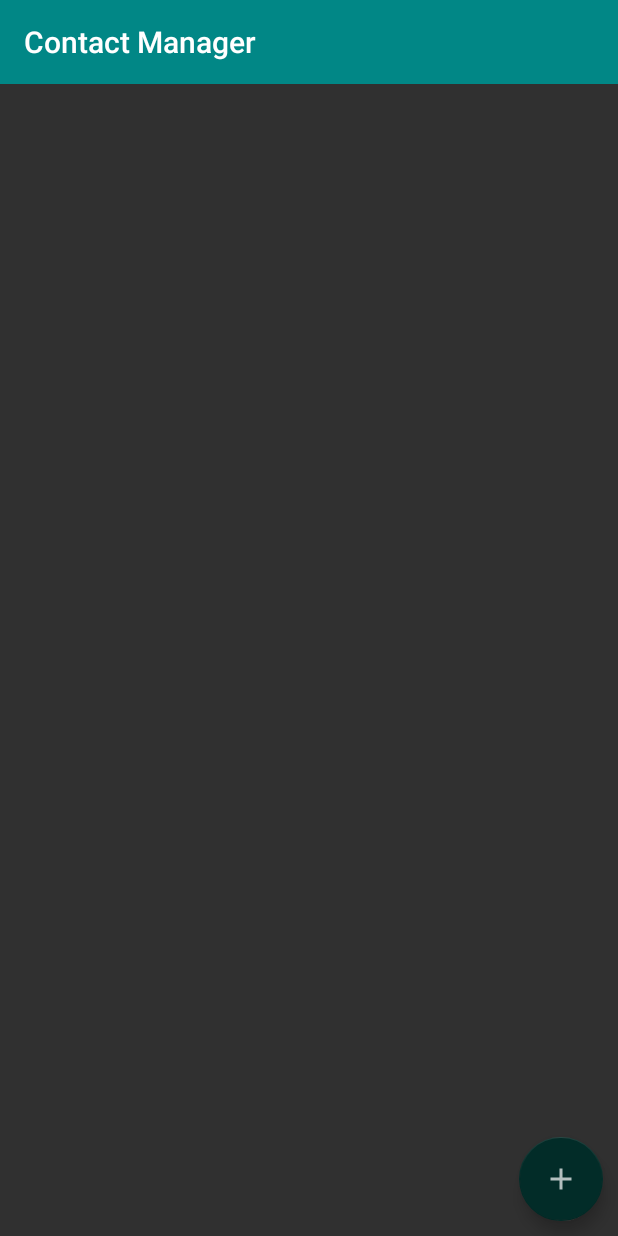
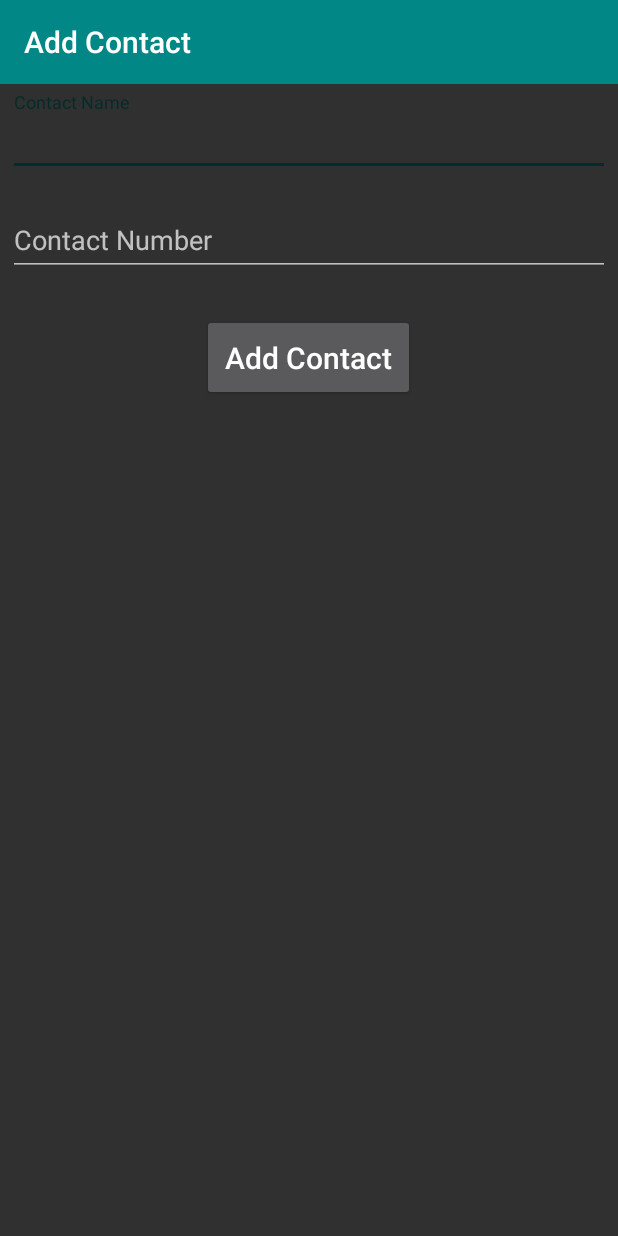
Before and after one commit to agrwl-prankit/Contact.Manager, an Android app: the screen it shows after launch (MainActivity before the commit, AddContactActivity after it), after a tap on an icon or button, on a phone screen of 412 x 824 dp. Run offline under Robolectric (Android 15) with nearby library versions, the phone set to English and light mode, and no system bars.

Commit message:
add AddContactActivity.java

```diff
--- a/app/src/main/AndroidManifest.xml
+++ b/app/src/main/AndroidManifest.xml
@@ -9,6 +9,7 @@
         android:roundIcon="@mipmap/ic_launcher_round"
         android:supportsRtl="true"
         android:theme="@style/Theme.ContactManager">
+        <activity android:name=".activity.AddContactActivity"></activity>
         <activity android:name=".activity.MainActivity">
             <intent-filter>
                 <action android:name="android.intent.action.MAIN" />
--- /dev/null
+++ b/app/src/main/java/com/prankit/contactmanager/activity/AddContactActivity.java
@@ -0,0 +1,56 @@
+package com.prankit.contactmanager.activity;
+
+import androidx.appcompat.app.AppCompatActivity;
+import androidx.appcompat.widget.Toolbar;
+
+import android.os.Bundle;
+import android.widget.Button;
+
+import com.google.android.material.textfield.TextInputEditText;
+import com.prankit.contactmanager.Data.DatabaseHandler;
+import com.prankit.contactmanager.Model.Contact;
+import com.prankit.contactmanager.R;
+
+public class AddContactActivity extends AppCompatActivity {
+
+    private TextInputEditText input_name, input_number;
+    private Button addButton;
+    private DatabaseHandler db;
+
+    @Override
+    protected void onCreate(Bundle savedInstanceState) {
+        super.onCreate(savedInstanceState);
+        setContentView(R.layout.activity_add_contact);
+
+        Toolbar toolbar = findViewById(R.id.add_contact_toolbar);
+        setSupportActionBar(toolbar);
+        getSupportActionBar().setTitle("Add Contact");
+
+        db = new DatabaseHandler(this);
+
+        input_name = findViewById(R.id.input_name);
+        input_number = findViewById(R.id.input_number);
+        addButton = findViewById(R.id.add_contact_button);
+
+        addButton.setOnClickListener(v -> addContact(input_name.getText().toString(), input_number.getText().toString()));
+    }
+
+    private void addContact(String name, String number) {
+        if (name.equals("") && number.equals("")) {
+            input_name.setError("Required");
+            input_number.setError("Required");
+        } else if (name.equals("")) input_name.setError("Required");
+        else if (number.equals("")) input_number.setError("Required");
+        else {
+            Contact addContact = new Contact(name, number);
+            db.addContacts(addContact);
+            finish();
+        }
+    }
+
+    @Override
+    public void onBackPressed() {
+        super.onBackPressed();
+        finish();
+    }
+}
--- a/app/src/main/java/com/prankit/contactmanager/activity/MainActivity.java
+++ b/app/src/main/java/com/prankit/contactmanager/activity/MainActivity.java
@@ -5,6 +5,7 @@ import androidx.appcompat.widget.Toolbar;
 import androidx.recyclerview.widget.LinearLayoutManager;
 import androidx.recyclerview.widget.RecyclerView;
 
+import android.content.Intent;
 import android.os.Bundle;
 import android.widget.Toast;
 
@@ -41,7 +42,9 @@ public class MainActivity extends AppCompatActivity {
         layoutManager = new LinearLayoutManager(this, LinearLayoutManager.VERTICAL, false);
 
         FloatingActionButton fab = findViewById(R.id.add_fab_button);
-        fab.setOnClickListener(v -> {});
+        fab.setOnClickListener(v -> {
+            startActivity(new Intent(this, AddContactActivity.class));
+        });
 
     }
 
--- /dev/null
+++ b/app/src/main/res/layout/activity_add_contact.xml
@@ -0,0 +1,57 @@
+<?xml version="1.0" encoding="utf-8"?>
+<LinearLayout
+    xmlns:android="http://schemas.android.com/apk/res/android"
+    xmlns:app="http://schemas.android.com/apk/res-auto"
+    xmlns:tools="http://schemas.android.com/tools"
+    android:layout_width="match_parent"
+    android:layout_height="match_parent"
+    android:orientation="vertical"
+    tools:context=".activity.AddContactActivity">
+
+    <androidx.appcompat.widget.Toolbar
+        android:id="@+id/add_contact_toolbar"
+        android:layout_width="match_parent"
+        android:layout_height="wrap_content"
+        android:background="@color/teal_700"/>
+
+    <com.google.android.material.textfield.TextInputLayout
+        android:layout_width="match_parent"
+        android:layout_height="wrap_content"
+        android:layout_margin="5dp">
+
+        <com.google.android.material.textfield.TextInputEditText
+            android:id="@+id/input_name"
+            android:layout_width="match_parent"
+            android:layout_height="wrap_content"
+            android:cursorVisible="true"
+            android:hint="Contact Name" />
+
+    </com.google.android.material.textfield.TextInputLayout>
+
+    <com.google.android.material.textfield.TextInputLayout
+        android:layout_width="match_parent"
+        android:layout_height="wrap_content"
+        android:layout_margin="5dp">
+
+        <com.google.android.material.textfield.TextInputEditText
+            android:id="@+id/input_number"
+            android:layout_width="match_parent"
+            android:layout_height="wrap_content"
+            android:cursorVisible="true"
+            android:inputType="phone"
+            android:hint="Contact Number" />
+
+    </com.google.android.material.textfield.TextInputLayout>
+
+    <Button
+        android:id="@+id/add_contact_button"
+        android:layout_width="wrap_content"
+        android:layout_height="wrap_content"
+        android:layout_gravity="center"
+        android:layout_margin="20dp"
+        android:text="Add Contact"
+        android:textAllCaps="false"
+        android:textSize="20sp"
+        android:padding="15dp"/>
+
+</LinearLayout>
```
